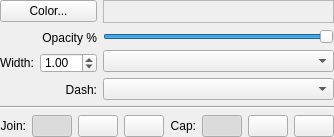
This is src/terralib/qt/widgets/se/ui/BasicStrokeWidgetForm.ui in claudiobogossian/terralib5 as Qt 5 draws it before an edit. The edited form follows.
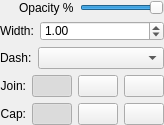
This is the edited form.

Commit message: Changed to use ColorPicker custom widget;

What changed in the file:
```diff
--- a/src/terralib/qt/widgets/se/ui/BasicStrokeWidgetForm.ui
+++ b/src/terralib/qt/widgets/se/ui/BasicStrokeWidgetForm.ui
@@ -6,14 +6,14 @@
    <rect>
     <x>0</x>
     <y>0</y>
-    <width>296</width>
-    <height>154</height>
+    <width>155</width>
+    <height>151</height>
    </rect>
   </property>
   <property name="windowTitle">
    <string>Widget</string>
   </property>
-  <layout class="QGridLayout" name="gridLayout_13">
+  <layout class="QGridLayout" name="gridLayout_12">
    <property name="sizeConstraint">
     <enum>QLayout::SetFixedSize</enum>
    </property>
@@ -21,68 +21,66 @@
     <number>0</number>
    </property>
    <item row="0" column="0">
-    <layout class="QGridLayout" name="gridLayout_12">
+    <layout class="QGridLayout" name="gridLayout_10">
      <item row="0" column="0">
-      <layout class="QGridLayout" name="gridLayout_9">
+      <layout class="QGridLayout" name="gridLayout_8">
        <item row="0" column="0">
+        <layout class="QGridLayout" name="gridLayout_11">
+         <item row="0" column="0">
+          <widget class="QFrame" name="m_colorPickerFrame">
+           <property name="sizePolicy">
+            <sizepolicy hsizetype="Expanding" vsizetype="Preferred">
+             <horstretch>0</horstretch>
+             <verstretch>0</verstretch>
+            </sizepolicy>
+           </property>
+          </widget>
+         </item>
+         <item row="0" column="1">
         <layout class="QGridLayout" name="gridLayout_5">
          <item row="0" column="0">
-          <widget class="QPushButton" name="m_strokeColorPushButton">
-           <property name="sizePolicy">
-            <sizepolicy hsizetype="Preferred" vsizetype="Preferred">
-             <horstretch>0</horstretch>
-             <verstretch>0</verstretch>
-            </sizepolicy>
-           </property>
-           <property name="text">
-            <string>Color...</string>
-           </property>
-          </widget>
-         </item>
-         <item row="1" column="0">
           <widget class="QLabel" name="m_strokeOpacityLabel">
-           <property name="minimumSize">
-            <size>
-             <width>75</width>
-             <height>19</height>
-            </size>
-           </property>
-           <property name="maximumSize">
-            <size>
-             <width>16777215</width>
-             <height>19</height>
-            </size>
-           </property>
            <property name="text">
             <string>Opacity %</string>
            </property>
-           <property name="alignment">
-            <set>Qt::AlignRight|Qt::AlignTrailing|Qt::AlignVCenter</set>
-           </property>
-          </widget>
-         </item>
-         <item row="2" column="0">
+            </widget>
+           </item>
+           <item row="0" column="1">
+            <widget class="QSlider" name="m_strokeOpacitySlider">
+             <property name="sizePolicy">
+              <sizepolicy hsizetype="Expanding" vsizetype="Fixed">
+               <horstretch>0</horstretch>
+               <verstretch>0</verstretch>
+              </sizepolicy>
+             </property>
+             <property name="maximum">
+              <number>100</number>
+             </property>
+             <property name="singleStep">
+              <number>10</number>
+             </property>
+             <property name="pageStep">
+              <number>10</number>
+             </property>
+             <property name="value">
+              <number>100</number>
+             </property>
+             <property name="orientation">
+              <enum>Qt::Horizontal</enum>
+             </property>
+             <property name="tickPosition">
+              <enum>QSlider::NoTicks</enum>
+             </property>
+            </widget>
+           </item>
+          </layout>
+         </item>
+        </layout>
+       </item>
+       <item row="1" column="0">
           <layout class="QGridLayout" name="gridLayout_6">
            <item row="0" column="0">
             <widget class="QLabel" name="m_strokeWidthLabel">
-             <property name="sizePolicy">
-              <sizepolicy hsizetype="Preferred" vsizetype="Preferred">
-               <horstretch>0</horstretch>
-               <verstretch>0</verstretch>
-              </sizepolicy>
-             </property>
-             <property name="minimumSize">
-              <size>
-               <width>0</width>
-               <height>20</height>
-              </size>
-             </property>
-             <property name="maximumSize">
-              <size>
-               <width>16777215</width>
-               <height>20</height>
-              </size>
-             </property>
              <property name="text">
               <string>Width:</string>
              </property>
@@ -91,7 +89,7 @@
            <item row="0" column="1">
             <widget class="QDoubleSpinBox" name="m_strokeWidthDoubleSpinBox">
              <property name="sizePolicy">
-              <sizepolicy hsizetype="Preferred" vsizetype="Preferred">
+            <sizepolicy hsizetype="Expanding" vsizetype="Fixed">
                <horstretch>0</horstretch>
                <verstretch>0</verstretch>
               </sizepolicy>
@@ -115,83 +113,16 @@
            </item>
           </layout>
          </item>
-         <item row="3" column="0">
+       <item row="2" column="0">
+        <layout class="QGridLayout" name="gridLayout_9">
+         <item row="0" column="0">
           <widget class="QLabel" name="m_strokeDashLabel">
            <property name="text">
             <string>Dash:</string>
            </property>
-           <property name="alignment">
-            <set>Qt::AlignRight|Qt::AlignTrailing|Qt::AlignVCenter</set>
-           </property>
           </widget>
-         </item>
-        </layout>
        </item>
        <item row="0" column="1">
-        <layout class="QGridLayout" name="gridLayout_7">
-         <item row="0" column="0">
-          <widget class="QLabel" name="m_strokeColorLabel">
-           <property name="sizePolicy">
-            <sizepolicy hsizetype="Expanding" vsizetype="Preferred">
-             <horstretch>0</horstretch>
-             <verstretch>0</verstretch>
-            </sizepolicy>
-           </property>
-           <property name="minimumSize">
-            <size>
-             <width>0</width>
-             <height>23</height>
-            </size>
-           </property>
-           <property name="maximumSize">
-            <size>
-             <width>16777215</width>
-             <height>23</height>
-            </size>
-           </property>
-           <property name="autoFillBackground">
-            <bool>true</bool>
-           </property>
-           <property name="frameShape">
-            <enum>QFrame::StyledPanel</enum>
-           </property>
-           <property name="text">
-            <string/>
-           </property>
-          </widget>
-         </item>
-         <item row="1" column="0">
-          <widget class="QSlider" name="m_strokeOpacitySlider">
-           <property name="sizePolicy">
-            <sizepolicy hsizetype="Expanding" vsizetype="Fixed">
-             <horstretch>0</horstretch>
-             <verstretch>0</verstretch>
-            </sizepolicy>
-           </property>
-           <property name="maximum">
-            <number>100</number>
-           </property>
-           <property name="singleStep">
-            <number>10</number>
-           </property>
-           <property name="pageStep">
-            <number>10</number>
-           </property>
-           <property name="value">
-            <number>100</number>
-           </property>
-           <property name="orientation">
-            <enum>Qt::Horizontal</enum>
-           </property>
-           <property name="tickPosition">
-            <enum>QSlider::NoTicks</enum>
-           </property>
-          </widget>
-         </item>
-         <item row="2" column="0">
-          <widget class="QComboBox" name="m_strokeUomComboBox"/>
-         </item>
-         <item row="3" column="0">
           <widget class="QComboBox" name="m_strokeDashComboBox">
            <property name="sizePolicy">
             <sizepolicy hsizetype="Expanding" vsizetype="Fixed">
@@ -206,20 +137,9 @@
       </layout>
      </item>
      <item row="1" column="0">
-      <layout class="QGridLayout" name="gridLayout_10">
+      <layout class="QGridLayout" name="gridLayout_7">
        <item row="0" column="0">
-        <widget class="Line" name="line">
-         <property name="orientation">
-          <enum>Qt::Horizontal</enum>
-         </property>
-        </widget>
-       </item>
-       <item row="1" column="0">
-        <layout class="QGridLayout" name="gridLayout_11">
-         <item row="0" column="0">
-          <layout class="QGridLayout" name="gridLayout_8">
-           <item row="0" column="0">
-            <layout class="QGridLayout" name="gridLayout_3">
+        <layout class="QGridLayout" name="gridLayout_4">
              <item row="0" column="0">
               <widget class="QLabel" name="m_strokeJoinStyleLabel">
                <property name="text">
@@ -293,8 +213,8 @@
              </item>
             </layout>
            </item>
-           <item row="0" column="1">
-            <layout class="QGridLayout" name="gridLayout_4">
+       <item row="1" column="0">
+        <layout class="QGridLayout" name="gridLayout_3">
              <item row="0" column="0">
               <widget class="QLabel" name="m_strokeCapStyleLabel">
                <property name="text">
@@ -370,10 +290,6 @@
         </layout>
        </item>
       </layout>
-     </item>
-    </layout>
-   </item>
-  </layout>
  </widget>
  <tabstops>
   <tabstop>m_strokeColorPushButton</tabstop>
```
Left out of the diff: 2 changed lines with no effect on the pictures. Lines whose indentation alone changed are shown as unchanged. The commit also changes 9 other files.
